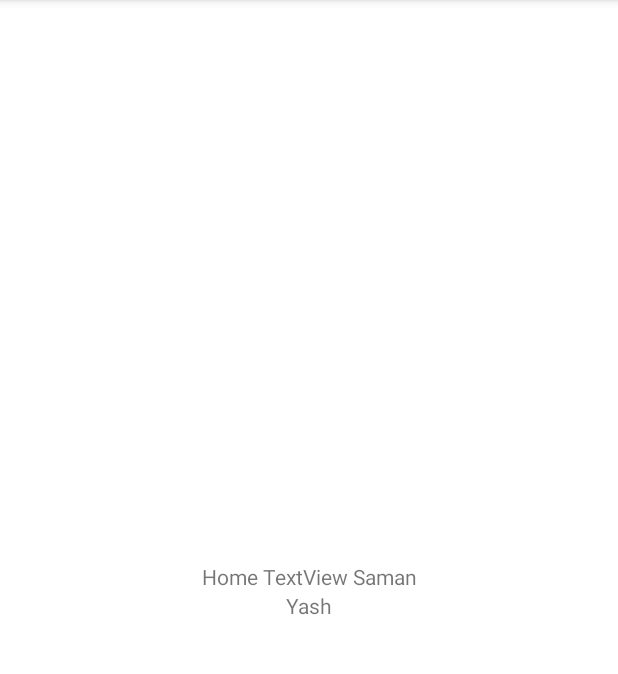
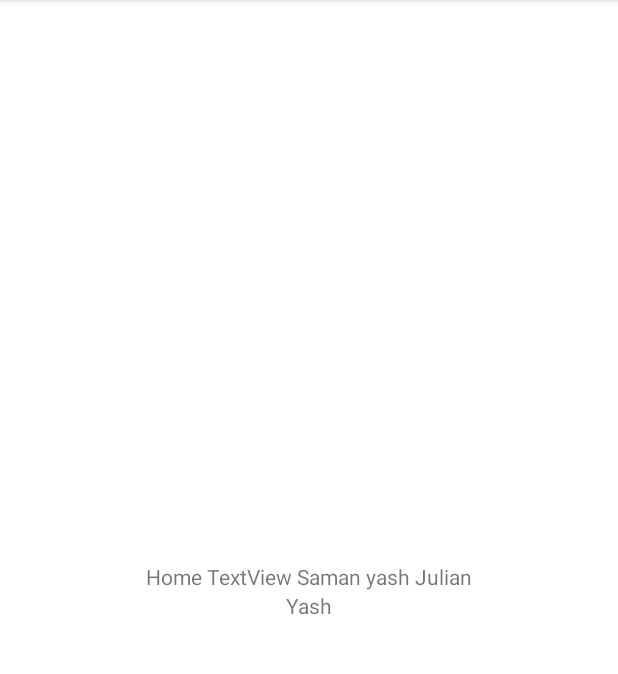
Before and after one commit to yashshah2311/iot-home-automation-android, an Android app: the screen it shows after launch (MainActivity), on a phone screen of 412 x 824 dp, the part 84-758 px from its top. Run offline under Robolectric (Android 15) with nearby library versions, the light colour scheme and no system bars.

Commit message:
Add: textView change

```diff
--- a/app/src/main/res/layout/activity_main.xml
+++ b/app/src/main/res/layout/activity_main.xml
@@ -10,7 +10,7 @@
         android:id="@+id/tvHome"
         android:layout_width="wrap_content"
         android:layout_height="wrap_content"
-        android:text="Home TextView Saman"
+        android:text="Home TextView Saman yash Julian"
         app:layout_constraintBottom_toBottomOf="parent"
         app:layout_constraintLeft_toLeftOf="parent"
         app:layout_constraintRight_toRightOf="parent"
```
